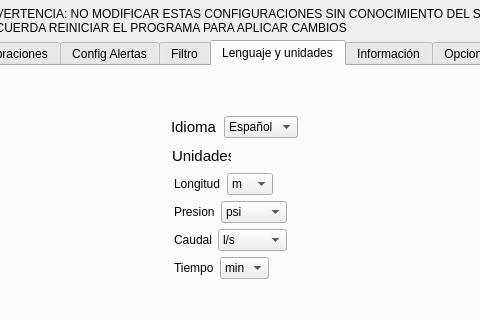
First picture: the form in asa_application/settings.ui, repository razulued/qt_application, before the edit; both pictures show x 121 to 601 and y 0 to 320 of the 800 by 600 pixel window.
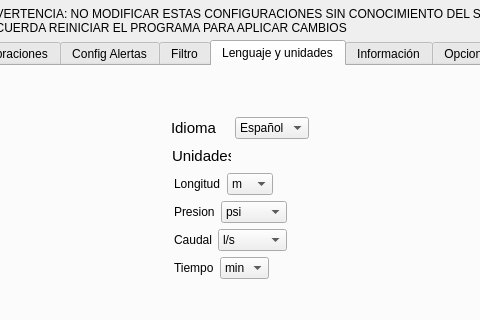
Second picture: the form after the edit. The open tabs and pages were chosen to show the change. Icons and pictures are not drawn.

```diff
--- a/asa_application/settings.ui
+++ b/asa_application/settings.ui
@@ -5733,8 +5733,8 @@
       <rect>
        <x>280</x>
        <y>50</y>
-       <width>127</width>
-       <height>22</height>
+       <width>138</width>
+       <height>24</height>
       </rect>
      </property>
      <layout class="QHBoxLayout" name="horizontalLayout">
@@ -5790,7 +5790,7 @@
        <x>283</x>
        <y>107</y>
        <width>131</width>
-       <height>108</height>
+       <height>119</height>
       </rect>
      </property>
      <layout class="QFormLayout" name="formLayout_23">
```
Left out of the diff: 14 changed lines with no effect on the pictures.
